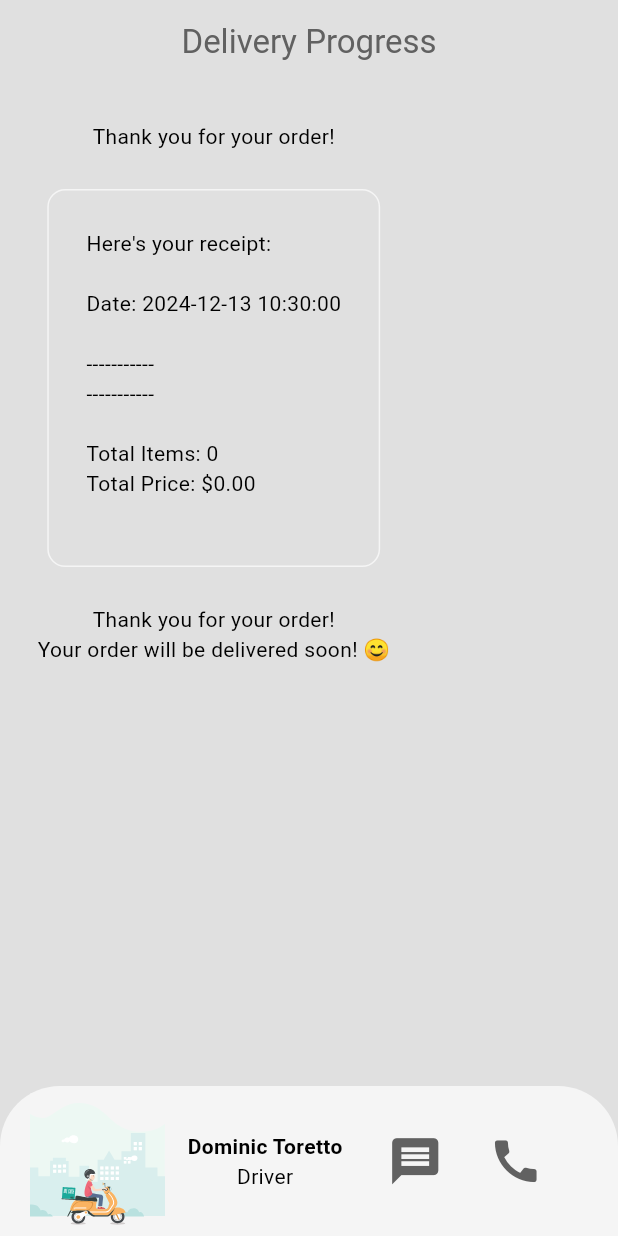
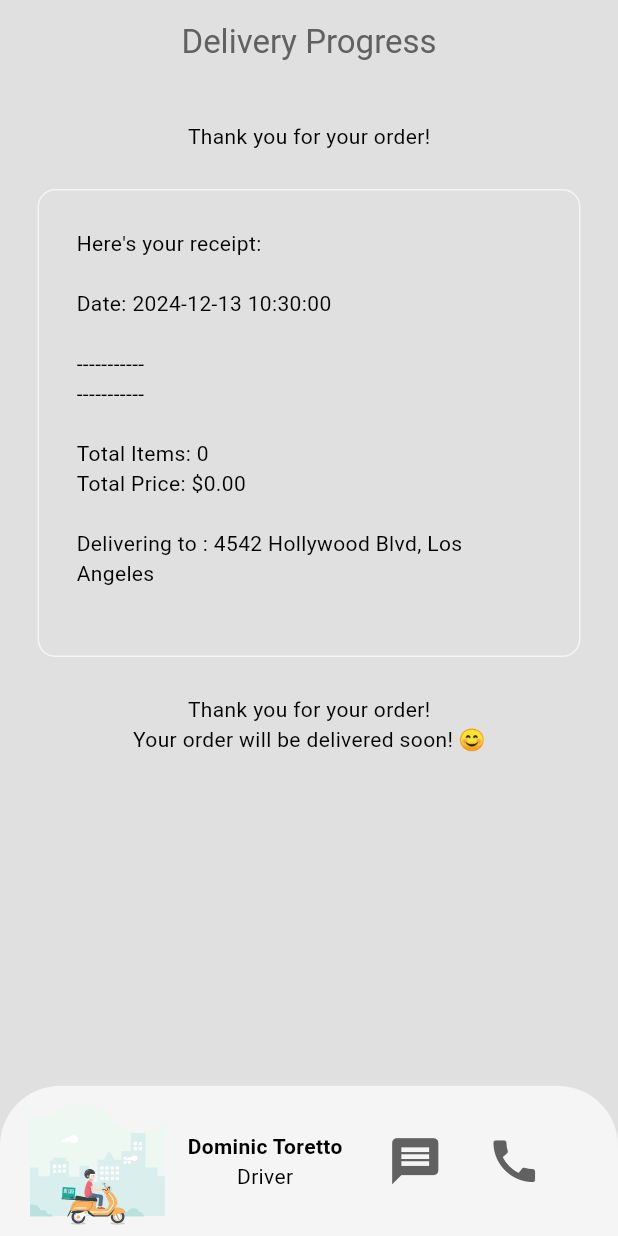
Before and after one commit to DKSingh1604/food_delivery, a Flutter app: the DeliveryProgressPage screen opened directly, on a phone screen of 412 x 824 dp. Run offline on Flutter 3.47's test engine with Material 3 defaults, Android fonts, the phone set to English and light mode, and no system bars; our stand-ins replace cloud_firestore, firebase_auth, firebase_core, flutter_credit_card, lottie; accounts and stored records are empty; network calls fail.

Commit message:
almost done

```diff
--- a/lib/main.dart
+++ b/lib/main.dart
@@ -2,7 +2,8 @@
 
 import 'package:firebase_core/firebase_core.dart';
 import 'package:flutter/material.dart';
-import 'package:food_delivery/auth/loginOrRegister.dart';
+import 'package:food_delivery/services/auth/auth_gate.dart';
+import 'package:food_delivery/services/auth/loginOrRegister.dart';
 import 'package:food_delivery/firebase_options.dart';
 import 'package:food_delivery/models/restaurant.dart';
 
@@ -37,7 +38,7 @@ class MyApp extends StatelessWidget {
   Widget build(BuildContext context) {
     return MaterialApp(
       debugShowCheckedModeBanner: false,
-      home: LoginOrRegister(),
+      home: AuthGate(),
       theme: Provider.of<ThemeProvider>(context).themeData,
     );
   }
--- a/lib/models/restaurant.dart
+++ b/lib/models/restaurant.dart
@@ -338,14 +338,18 @@ class Restaurant extends ChangeNotifier {
     ),
   ];
 
+  //user cart
+  final List<CartItem> _cart = [];
+
+  //delivery address(which user can change/update)
+  String _deliveryAddress = "4542 Hollywood Blvd, Los Angeles";
+
   //G E T T E R S
   List<Food> get menu => _menu;
   List<CartItem> get cart => _cart;
+  String get deliveryAddress => _deliveryAddress;
 
   //O P E R A T I O N S
-
-  //user cart
-  final List<CartItem> _cart = [];
 
   //add to cart
   void addToCart(Food food, List<Addon> selectedAddons) {
@@ -424,6 +428,12 @@ class Restaurant extends ChangeNotifier {
     notifyListeners();
   }
 
+  //update delivery address
+  void updateDeliveryAddress(String newAddress) {
+    _deliveryAddress = newAddress;
+    notifyListeners();
+  }
+
   //H E L P E R S
 
   //generate a receipt
@@ -446,11 +456,14 @@ class Restaurant extends ChangeNotifier {
         receipt.writeln("  Addons: ${_formatAddons(cartItem.selectedAddons)}");
       }
       receipt.writeln();
+      receipt.writeln();
     }
     receipt.writeln("-----------");
     receipt.writeln();
     receipt.writeln("Total Items: ${getTotalItemCount()}");
     receipt.writeln("Total Price: ${_formatPrice(getTotalPrice())}");
+    receipt.writeln();
+    receipt.writeln("Delivering to : $deliveryAddress");
 
     return receipt.toString();
   }
--- a/lib/pages/delivery_progress_page.dart
+++ b/lib/pages/delivery_progress_page.dart
@@ -1,11 +1,30 @@
 // ignore_for_file: prefer_const_constructors, prefer_const_literals_to_create_immutables
 
 import 'package:flutter/material.dart';
+import 'package:food_delivery/models/restaurant.dart';
 import 'package:food_delivery/pages/my_receipt.dart';
+import 'package:food_delivery/services/database/firestore.dart';
 import 'package:lottie/lottie.dart';
+import 'package:provider/provider.dart';
 
-class DeliveryProgressPage extends StatelessWidget {
+class DeliveryProgressPage extends StatefulWidget {
   const DeliveryProgressPage({super.key});
+
+  @override
+  State<DeliveryProgressPage> createState() => _DeliveryProgressPageState();
+}
+
+class _DeliveryProgressPageState extends State<DeliveryProgressPage> {
+  //fet access to db
+  FirestoreService db = FirestoreService();
+  @override
+  void initState() {
+    super.initState();
+
+    //if we get to this page, submit order to fireabase db
+    String receipt = context.read<Restaurant>().displayCartReceipt();
+    db.saveOrderToDatabase(receipt);
+  }
 
   @override
   Widget build(BuildContext context) {
@@ -72,7 +91,7 @@ class DeliveryProgressPage extends StatelessWidget {
 
           //call button
           Padding(
-            padding: const EdgeInsets.all(15.0),
+            padding: const EdgeInsets.all(14.0),
             child: Icon(
               Icons.call,
               color: Theme.of(context).colorScheme.inversePrimary,
--- a/lib/pages/my_receipt.dart
+++ b/lib/pages/my_receipt.dart
@@ -9,7 +9,8 @@ class MyReceipt extends StatelessWidget {
 
   @override
   Widget build(BuildContext context) {
-    return Padding(
+    return SingleChildScrollView(
+      child: Padding(
         padding: const EdgeInsets.only(left: 25, right: 25, bottom: 25),
         child: Column(
           mainAxisAlignment: MainAxisAlignment.start,
@@ -35,6 +36,7 @@ class MyReceipt extends StatelessWidget {
             const Text("Your order will be delivered soon! 😊"),
           ],
         ),
+      ),
     );
   }
 }
--- /dev/null
+++ b/lib/services/database/firestore.dart
@@ -0,0 +1,16 @@
+import 'package:cloud_firestore/cloud_firestore.dart';
+
+class FirestoreService {
+  //get collection of orders
+  final CollectionReference orders =
+      FirebaseFirestore.instance.collection('orders');
+
+  //save order to db
+  Future<void> saveOrderToDatabase(String receipt) async {
+    await orders.add({
+      'date': DateTime.now(),
+      'order': receipt,
+      //add more fields as necessary
+    });
+  }
+}
--- a/pubspec.yaml
+++ b/pubspec.yaml
@@ -42,6 +42,7 @@ dependencies:
   intl: ^0.20.1
   firebase_core: ^3.8.1
   firebase_auth: ^5.3.4
+  cloud_firestore: ^5.5.1
 
 dev_dependencies:
   flutter_test:
```
Also changed, not shown: lib/components/my_current_location.dart (+28 -10 lines), lib/components/my_drawer.dart (+7 -1 lines), lib/pages/login_page.dart (+30 -5 lines), lib/pages/register_page.dart (+36 -1 lines), lib/services/auth/auth_gate.dart (added, +24 -0 lines), lib/services/auth/auth_service.dart (added, +56 -0 lines), lib/services/auth/loginOrRegister.dart (renamed from lib/auth/loginOrRegister.dart), pubspec.lock, 5 other files. Lines whose indentation alone changed are shown as unchanged.
